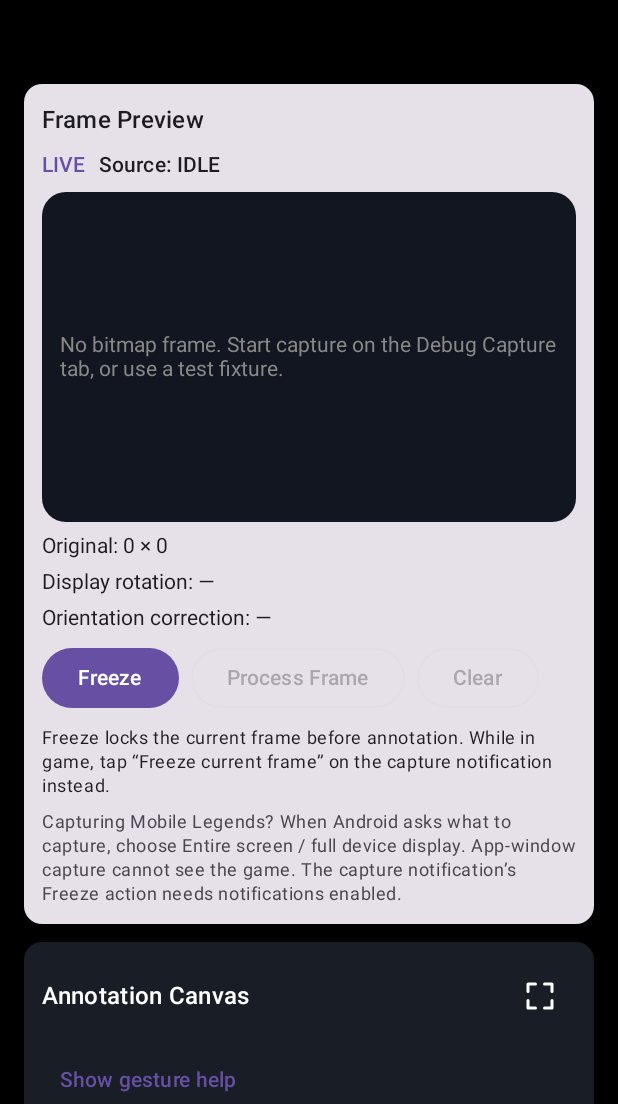
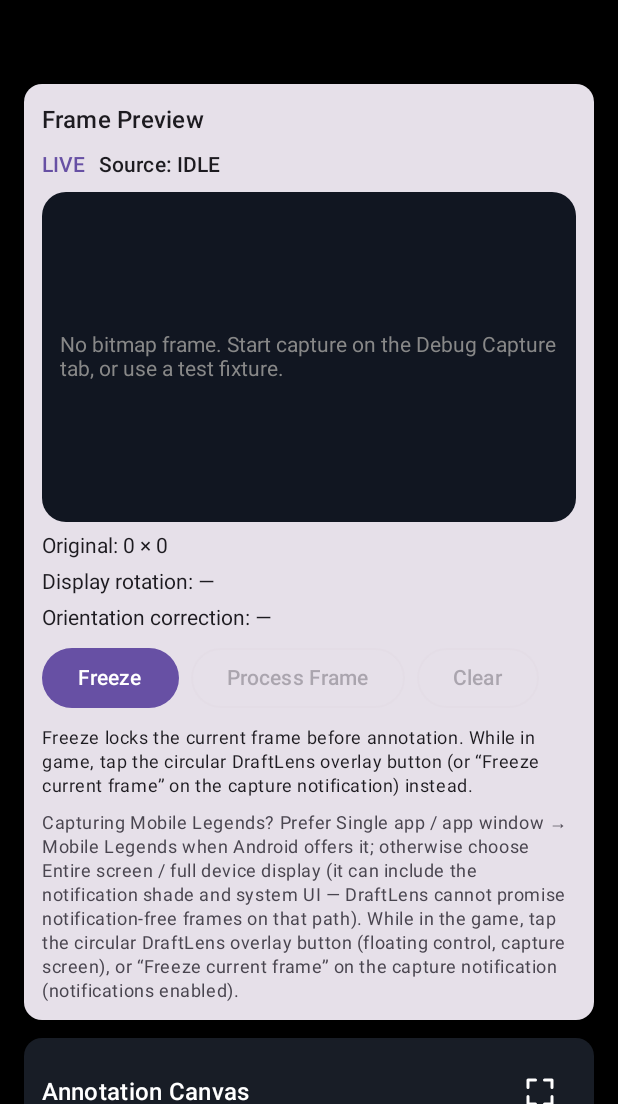
Before and after one commit to xeriomy/DraftLens, an Android app built with Jetpack Compose: the screen it shows after launch (MainActivity), tab 2 chosen, on a phone screen of 412 x 824 dp, the part 132-1236 px from its top. Run offline under Robolectric (Android 15) with nearby library versions, the phone set to English and light mode, and no system bars; pictures from the network do not load.

Commit message:
feat: enable floating freeze control during capture; two-mode capture guidance

```diff
--- a/app/src/main/AndroidManifest.xml
+++ b/app/src/main/AndroidManifest.xml
@@ -5,6 +5,8 @@
     <uses-permission android:name="android.permission.FOREGROUND_SERVICE" />
     <uses-permission android:name="android.permission.FOREGROUND_SERVICE_MEDIA_PROJECTION" />
     <uses-permission android:name="android.permission.POST_NOTIFICATIONS" />
+    <!-- Floating freeze button; requested only when the user enables it (TYPE_APPLICATION_OVERLAY). -->
+    <uses-permission android:name="android.permission.SYSTEM_ALERT_WINDOW" />
     <!-- Hero catalog download (public, static, HTTPS only). No user data is uploaded. -->
     <uses-permission android:name="android.permission.INTERNET" />
 
--- a/app/src/main/kotlin/com/draftlens/capture/CaptureController.kt
+++ b/app/src/main/kotlin/com/draftlens/capture/CaptureController.kt
@@ -19,4 +19,7 @@ object CaptureController {
     fun stop(context: Context) = context.startService(CaptureSessionService.stopIntent(context))
     fun pause(context: Context) = context.startService(CaptureSessionService.pauseIntent(context))
     fun resume(context: Context) = context.startService(CaptureSessionService.resumeIntent(context))
+
+    /** Re-evaluates the floating control after the user toggled it or granted the permission. */
+    fun refreshOverlay(context: Context) = context.startService(CaptureSessionService.overlayUpdateIntent(context))
 }
--- a/app/src/main/kotlin/com/draftlens/feature/home/DebugCaptureScreen.kt
+++ b/app/src/main/kotlin/com/draftlens/feature/home/DebugCaptureScreen.kt
@@ -38,12 +38,19 @@ import androidx.core.app.NotificationManagerCompat
 import androidx.core.content.ContextCompat
 import androidx.lifecycle.viewmodel.compose.viewModel
 import com.draftlens.capture.CaptureController
+import com.draftlens.capture.CaptureStateHolder
 import com.draftlens.datastore.AppPreferencesRepository
 import com.draftlens.models.CaptureStatus
 import android.content.Intent
+import android.net.Uri
 import android.provider.Settings
 import android.Manifest
 import android.os.Build
+import androidx.compose.material3.Switch
+import androidx.compose.runtime.rememberCoroutineScope
+import androidx.lifecycle.Lifecycle
+import androidx.lifecycle.compose.LifecycleEventEffect
+import kotlinx.coroutines.launch
 import com.draftlens.vision.model.android.BitmapFramePayload
 
 @Composable
@@ -105,6 +112,8 @@ fun DebugCaptureScreen(
                 }
             },
         )
+
+        FloatingControlCard(activity = activity, preferences = preferences)
 
         Card(modifier = Modifier.fillMaxWidth()) {
             Column(modifier = Modifier.padding(12.dp), verticalArrangement = Arrangement.spacedBy(6.dp)) {
@@ -192,7 +201,7 @@ fun DebugCaptureScreen(
     }
 }
 
-/** Guidance for the Mobile Legends freeze workflow and missing-notification handling. */
+/** Guidance for capturing Mobile Legends with the two system capture modes. */
 @Composable
 private fun MobileLegendsCaptureGuide(
     notificationsEnabled: Boolean,
@@ -207,32 +216,136 @@ private fun MobileLegendsCaptureGuide(
             Text("Capturing Mobile Legends: Bang Bang", style = MaterialTheme.typography.titleMedium)
             Text("1. Tap Start Capture.", style = body)
             Text(
-                "2. When Android asks what to capture, choose Entire screen / full device display — " +
-                    "not the DraftLens app window. App-window capture cannot see the game, " +
-                    "so the frozen frame would show this app instead of MLBB.",
+                "2. When Android asks what to share, prefer Single app / app window and " +
+                    "choose Mobile Legends: Bang Bang (Android 14+ partial capture). DraftLens then " +
+                    "only sees the game: live frames while MLBB is on screen, and the last valid " +
+                    "game frame whenever MLBB is hidden — never the shade, DraftLens or the system UI.",
                 style = body,
             )
             Text(
-                "3. Open Mobile Legends and wait for the desired draft screen.",
+                "   Not offered on your Android? Choose Entire screen / full device display. That " +
+                    "fallback captures everything on the display — including the notification shade, " +
+                    "system UI and other apps. DraftLens cannot promise notification-free frames on " +
+                    "this path; the in-app guidance and freeze behavior stay the same.",
                 style = body,
             )
             Text(
-                "4. Pull down the notification shade and tap “Freeze current frame” on the " +
-                    "DraftLens capture notification. The latest game frame is kept in memory — no need to leave the game.",
+                "3. Open Mobile Legends and wait for the draft screen.",
                 style = body,
             )
             Text(
-                "5. Return to DraftLens. Vision Lab shows the frozen MLBB frame, not this screen. " +
-                    "Tap Resume there, or “Resume live capture” in the notification, to go back to live capture.",
+                "4. While in the game, tap the circular DraftLens button (enable it in " +
+                    "“Floating control” below) to freeze the game frame — tap again to resume. " +
+                    "Long-press and drag to move it; it snaps to a screen edge.",
+                style = body,
+            )
+            Text(
+                "   Prefer not to grant the overlay permission? Capture still works: tap “Freeze " +
+                    "current frame” on the capture notification (needs notifications enabled), or " +
+                    "use Freeze/Resume inside DraftLens.",
+                style = body,
+            )
+            Text(
+                "5. Return to DraftLens. Vision Lab shows the pinned game frame. Resume there, or " +
+                    "tap the circle again in the game.",
                 style = body,
             )
             if (!notificationsEnabled) {
                 Text(
-                    "Notifications are disabled: the “Freeze current frame” action is not reachable from the shade while in game.",
+                    "Notifications are disabled: the “Freeze current frame” notification action is not reachable, but the floating control and in-app Freeze/Resume still work.",
                     style = body,
                     color = MaterialTheme.colorScheme.error,
                 )
                 TextButton(onClick = onEnableNotifications) { Text("Enable notifications") }
+            }
+        }
+    }
+}
+
+/** The one Sprint 1C overlay: a circular freeze/resume button, opt-in via the toggle. */
+@Composable
+private fun FloatingControlCard(
+    activity: Activity,
+    preferences: AppPreferencesRepository,
+) {
+    val body = MaterialTheme.typography.bodySmall
+    var overlayGranted by remember { mutableStateOf(Settings.canDrawOverlays(activity)) }
+    var pendingEnable by remember { mutableStateOf(false) }
+    val floatingEnabled by preferences.floatingControlEnabled.collectAsState(initial = false)
+    val frozen by CaptureStateHolder.frozenFrame.collectAsState()
+    val scope = rememberCoroutineScope()
+
+    // Returning from the Android overlay-permission settings screen completes a pending enable.
+    LifecycleEventEffect(Lifecycle.Event.ON_RESUME) {
+        overlayGranted = Settings.canDrawOverlays(activity)
+        if (pendingEnable && overlayGranted) {
+            pendingEnable = false
+            scope.launch {
+                preferences.setFloatingControlEnabled(true)
+                CaptureController.refreshOverlay(activity)
+            }
+        }
+    }
+
+    Card(modifier = Modifier.fillMaxWidth()) {
+        Column(
+            modifier = Modifier.padding(12.dp),
+            verticalArrangement = Arrangement.spacedBy(6.dp),
+        ) {
+            Row(
+                modifier = Modifier.fillMaxWidth(),
+                verticalAlignment = androidx.compose.ui.Alignment.CenterVertically,
+            ) {
+                Column(modifier = Modifier.weight(1f)) {
+                    Text("Floating control", style = MaterialTheme.typography.titleMedium)
+                    Text(
+                        "One circular button shown while capture is running. Tap toggles Freeze/Resume; " +
+                            "long-press and drag to move it — it snaps to a screen edge. " +
+                            "Green = live, orange = frozen. It never opens a panel.",
+                        style = body,
+                    )
+                }
+                Switch(
+                    checked = floatingEnabled,
+                    onCheckedChange = { checked ->
+                        if (checked) {
+                            if (Settings.canDrawOverlays(activity)) {
+                                scope.launch {
+                                    preferences.setFloatingControlEnabled(true)
+                                    CaptureController.refreshOverlay(activity)
+                                }
+                            } else {
+                                // The capture keeps working without the button; enable it once granted.
+                                pendingEnable = true
+                                activity.startActivity(
+                                    Intent(Settings.ACTION_MANAGE_OVERLAY_PERMISSION)
+                                        .setData(Uri.parse("package:${activity.packageName}")),
+                                )
+                            }
+                        } else {
+                            scope.launch {
+                                preferences.setFloatingControlEnabled(false)
+                                CaptureController.refreshOverlay(activity)
+                            }
+                        }
+                    },
+                )
+            }
+            when {
+                !overlayGranted -> Text(
+                    "Android has not allowed drawing over other apps. Capture and the in-app " +
+                        "Freeze/Resume keep working; grant the permission here and the button " +
+                        "appears during capture.",
+                    style = body,
+                    color = MaterialTheme.colorScheme.error,
+                )
+
+                floatingEnabled -> Text(
+                    "Shown while capture is running. State: ${if (frozen != null) "FROZEN (orange)" else "LIVE (green)"}.",
+                    style = body,
+                )
+
+                else -> Text("Hidden. Toggle on to show it during capture.", style = body)
             }
         }
     }
--- a/app/src/main/kotlin/com/draftlens/feature/visionlab/VisionLabScreen.kt
+++ b/app/src/main/kotlin/com/draftlens/feature/visionlab/VisionLabScreen.kt
@@ -192,14 +192,18 @@ private fun FramePreviewCard(
                     "Resume returns to live frames."
                 } else {
                     "Freeze locks the current frame before annotation. While in game, tap " +
-                        "“Freeze current frame” on the capture notification instead."
+                        "the circular DraftLens overlay button (or “Freeze current frame” on the " +
+                        "capture notification) instead."
                 },
                 style = MaterialTheme.typography.bodySmall,
             )
             Text(
-                "Capturing Mobile Legends? When Android asks what to capture, choose Entire screen / " +
-                    "full device display. App-window capture cannot see the game. The capture " +
-                    "notification’s Freeze action needs notifications enabled.",
+                "Capturing Mobile Legends? Prefer Single app / app window → Mobile Legends when " +
+                    "Android offers it; otherwise choose Entire screen / full device display (it can " +
+                    "include the notification shade and system UI — DraftLens cannot promise " +
+                    "notification-free frames on that path). While in the game, tap the circular " +
+                    "DraftLens overlay button (floating control, capture screen), or “Freeze current " +
+                    "frame” on the capture notification (notifications enabled).",
                 style = MaterialTheme.typography.bodySmall,
                 color = MaterialTheme.colorScheme.onSurfaceVariant,
             )
```
Also changed, not shown: app/src/main/kotlin/com/draftlens/capture/CaptureSessionService.kt (+55 -0 lines), app/src/main/kotlin/com/draftlens/overlay/OverlayController.kt (+11 -1 lines).
